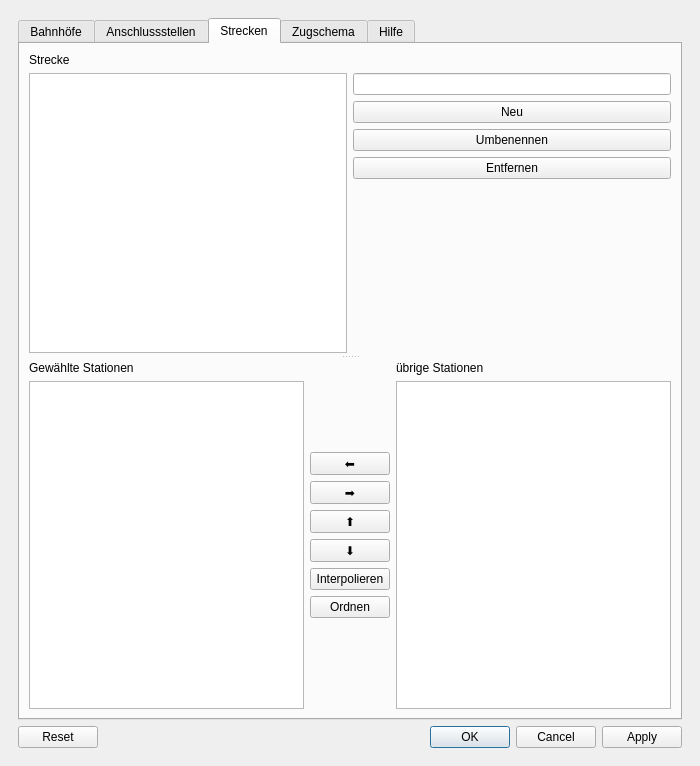
Above: stskit/qt/einstellungen.ui from topological-state/stskit before the change. Below: the same form after it.
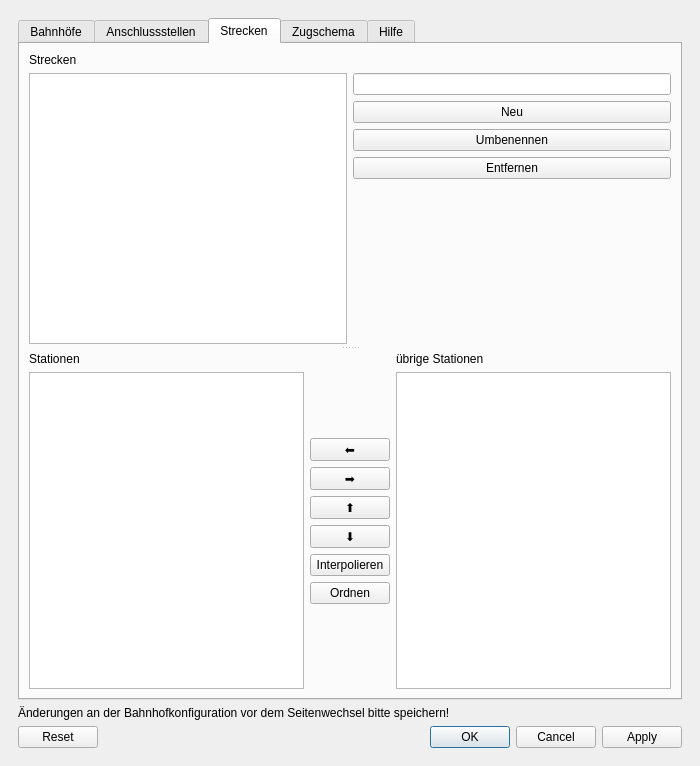
That is the form after the change. The open tabs and pages were chosen to show the change.

Commit message: Einstellungen: Änderungswarnung

Diff of the .ui file:
```diff
--- a/stskit/qt/einstellungen.ui
+++ b/stskit/qt/einstellungen.ui
@@ -374,7 +374,7 @@
                <item>
                 <widget class="QLabel" name="strecken_name_label">
                  <property name="text">
-                  <string>Strecke</string>
+                  <string>Strecken</string>
                  </property>
                 </widget>
                </item>
@@ -441,7 +441,7 @@
                  <item>
                   <widget class="QLabel" name="strecken_auswahl_label">
                    <property name="text">
-                    <string>Gewählte Stationen</string>
+                    <string>Stationen</string>
                    </property>
                    <property name="buddy">
                     <cstring>strecken_auswahl_list</cstring>
@@ -661,6 +661,13 @@
          </widget>
         </widget>
        </item>
+       <item>
+        <widget class="QLabel" name="status_label">
+         <property name="text">
+          <string>Änderungen an der Bahnhofkonfiguration vor dem Seitenwechsel bitte speichern!</string>
+         </property>
+        </widget>
+       </item>
        <item>
         <widget class="QDialogButtonBox" name="dialog_button_box">
          <property name="orientation">
```
The commit also changes 3 other files.
